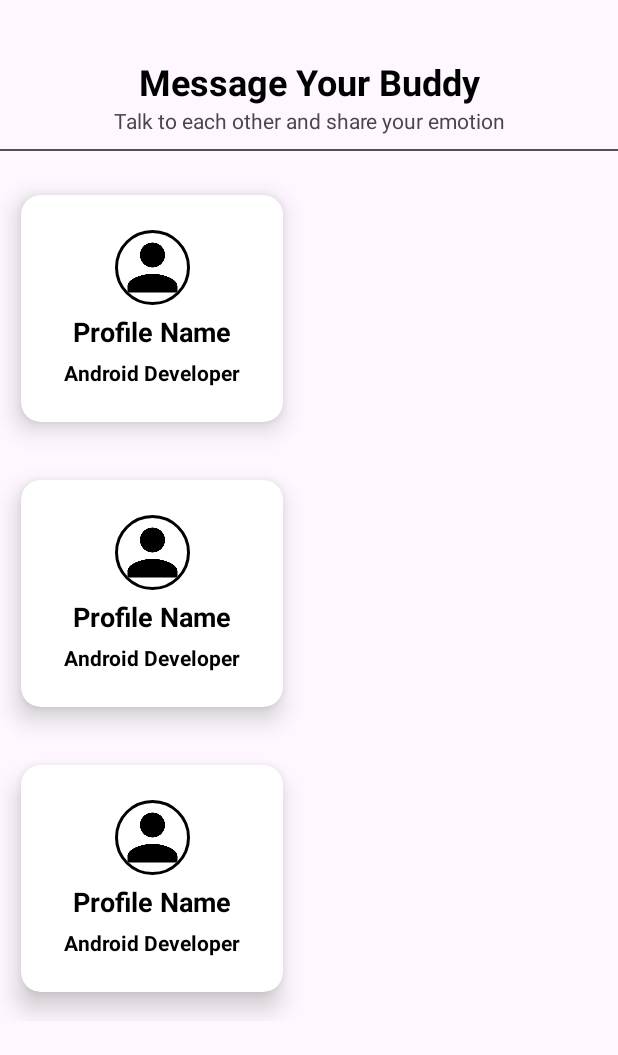
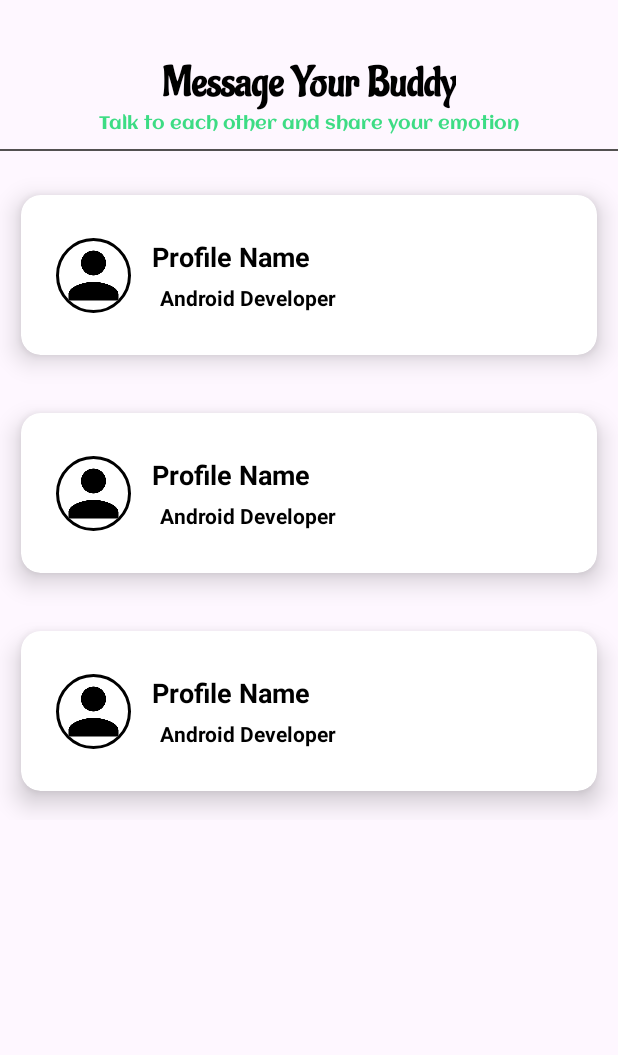
Before and after one commit to salauddin96/Chat_App, an Android app: the layout activity_main.xml on its own in the app's theme, with its tools: preview values and no code run, on a phone screen of 412 x 824 dp. Shown: the top 1055 px of the screen. Run offline under Robolectric (Android 15) with nearby library versions, the phone set to English and light mode, and no system bars.

Commit message:
font family change

```diff
--- a/app/src/main/java/org/techtales/pakhi/SetupProfileActivity.kt
+++ b/app/src/main/java/org/techtales/pakhi/SetupProfileActivity.kt
@@ -135,7 +135,7 @@ class SetupProfileActivity : AppCompatActivity() {
                     }
                 }
 
-                binding.profileImage.setImageURI(data.data)
+                binding.profileImageBig.setImageURI(data.data)
                 selectedImage = data.data
             }
         }
--- a/app/src/main/java/org/techtales/pakhi/model/User.kt
+++ b/app/src/main/java/org/techtales/pakhi/model/User.kt
@@ -20,7 +20,7 @@ class User {
         this.uid = uid
         this.name = name
         this.phoneNumber = phoneNumber
-        this.profileImage = uid
+        this.profileImage = profileImage
     }
 
 }
--- a/app/src/main/res/layout/activity_main.xml
+++ b/app/src/main/res/layout/activity_main.xml
@@ -10,20 +10,24 @@
         android:id="@+id/textView6"
         android:layout_width="wrap_content"
         android:layout_height="wrap_content"
+        android:layout_marginTop="38dp"
+        android:fontFamily="@font/aladin"
         android:text="Message Your Buddy"
         android:textColor="@color/black"
+        android:textSize="28sp"
         android:textStyle="bold"
-        android:textSize="24sp"
-        android:layout_marginTop="38dp"
         app:layout_constraintEnd_toEndOf="parent"
         app:layout_constraintStart_toStartOf="parent"
         app:layout_constraintTop_toTopOf="parent" />
 
     <TextView
+        android:id="@+id/textView7"
         android:layout_width="wrap_content"
         android:layout_height="wrap_content"
-        android:id="@+id/textView7"
+        android:fontFamily="@font/aclonica"
         android:text="Talk to each other and share your emotion"
+        android:textColor="@color/applogo_background"
+        android:textSize="12sp"
         app:layout_constraintEnd_toEndOf="@+id/textView6"
         app:layout_constraintStart_toStartOf="@+id/textView6"
         app:layout_constraintTop_toBottomOf="@+id/textView6" />
--- a/app/src/main/res/layout/profile_items.xml
+++ b/app/src/main/res/layout/profile_items.xml
@@ -1,7 +1,7 @@
 <?xml version="1.0" encoding="utf-8"?>
 <androidx.cardview.widget.CardView xmlns:android="http://schemas.android.com/apk/res/android"
     xmlns:tools="http://schemas.android.com/tools"
-    android:layout_width="wrap_content"
+    android:layout_width="match_parent"
     android:layout_height="wrap_content"
     xmlns:app="http://schemas.android.com/apk/res-auto"
     app:cardCornerRadius="13dp"
@@ -21,7 +21,7 @@
             android:layout_height="50dp"
             android:src="@drawable/baseline_person_24"
             app:civ_border_width="2dp"
-            app:layout_constraintEnd_toEndOf="parent"
+            app:layout_constraintBottom_toBottomOf="parent"
             app:layout_constraintStart_toStartOf="parent"
             app:layout_constraintTop_toTopOf="parent" />
 
@@ -30,23 +30,28 @@
             android:layout_width="wrap_content"
             android:layout_height="wrap_content"
             android:layout_margin="5dp"
+            android:layout_marginTop="16dp"
             android:text="Profile Name"
             android:textColor="@color/black"
             android:textSize="18sp"
             android:textStyle="bold"
-            app:layout_constraintEnd_toEndOf="@+id/profileImg"
-            app:layout_constraintStart_toStartOf="@+id/profileImg"
-            app:layout_constraintTop_toBottomOf="@+id/profileImg" />
+            app:layout_constraintEnd_toEndOf="parent"
+            app:layout_constraintHorizontal_bias="0.051"
+            app:layout_constraintStart_toEndOf="@+id/profileImg"
+            app:layout_constraintTop_toTopOf="parent" />
 
         <TextView
             android:id="@+id/profilePro"
             android:layout_width="wrap_content"
             android:layout_height="wrap_content"
             android:layout_margin="5dp"
+            android:layout_marginBottom="16dp"
             android:text="Android Developer"
             android:textColor="@color/black"
             android:textStyle="bold"
+            app:layout_constraintBottom_toBottomOf="parent"
             app:layout_constraintEnd_toEndOf="@+id/profileName"
+            app:layout_constraintHorizontal_bias="0.0"
             app:layout_constraintStart_toStartOf="@+id/profileName"
             app:layout_constraintTop_toBottomOf="@+id/profileName" />
 
```
Also changed, not shown: app/src/main/res/font/aclonica.ttf (added), app/src/main/res/font/almendra_display.ttf (added).
